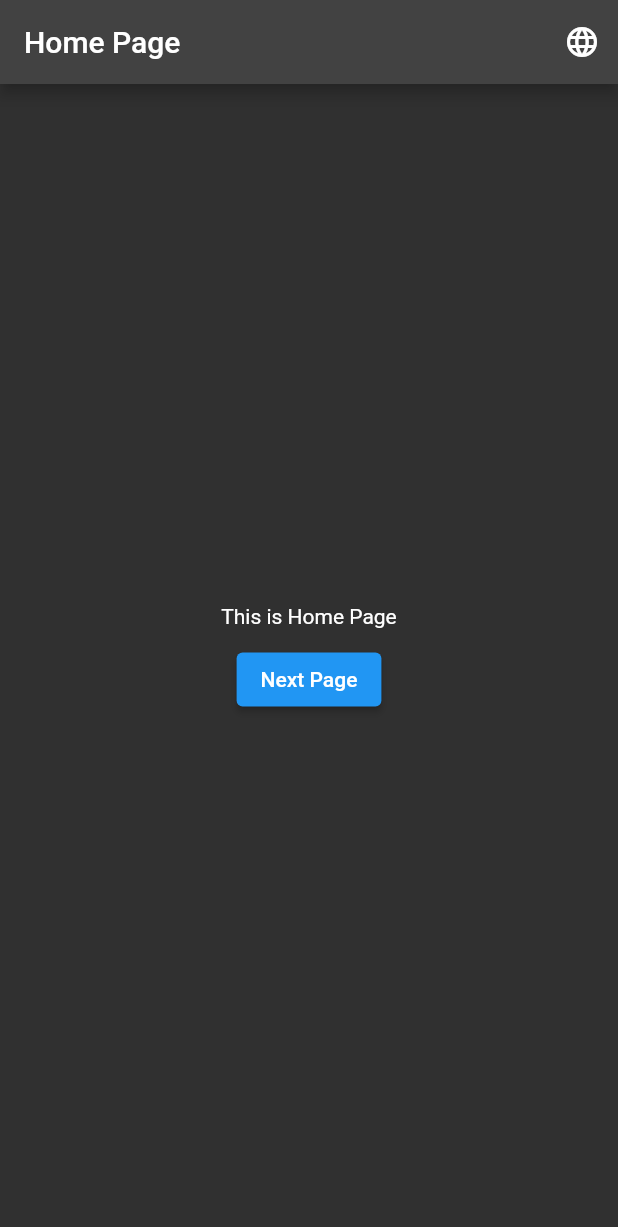
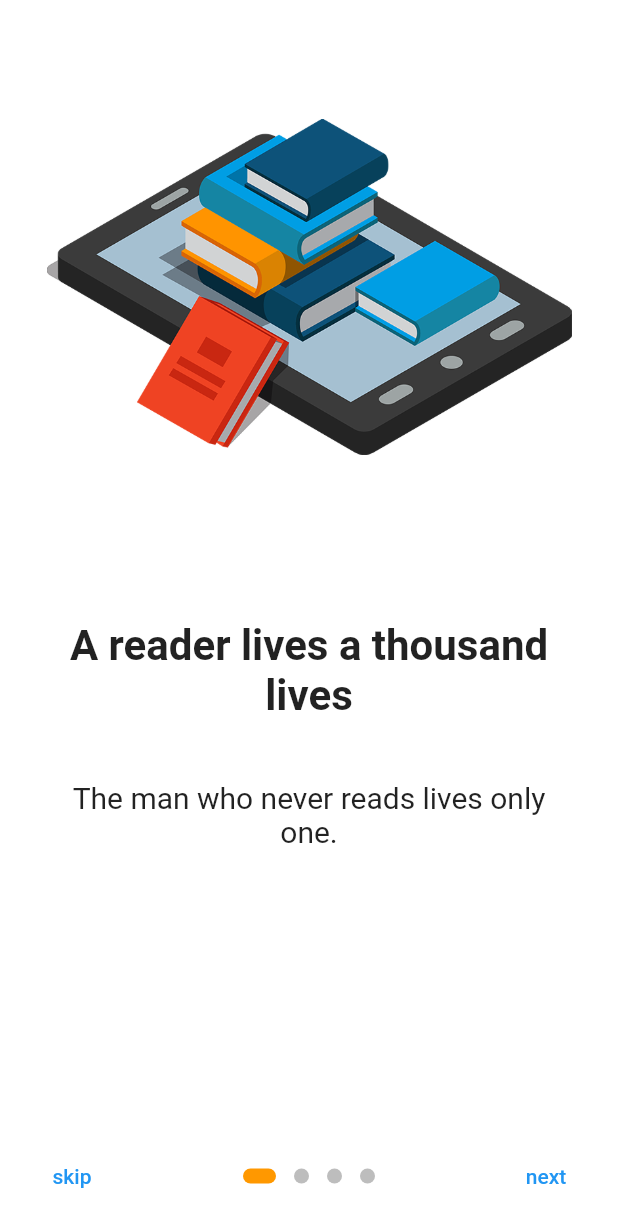
Before and after one commit to farhan1202/belaja_flutter, a Flutter app: the screen it shows after launch, on a phone screen of 412 x 824 dp. Shown: the top 1227 px of the screen. Run offline on Flutter 3.47's test engine with Material 2 defaults, Android fonts, the phone set to English and light mode, and no system bars; drawn by our look-alikes of introduction_screen; our stand-ins replace get, get_storage.

Commit message:
Add OnBoarding Page + Auto Login Page

```diff
--- a/lib/main.dart
+++ b/lib/main.dart
@@ -1,21 +1,34 @@
 import 'package:flutter/material.dart';
+import 'package:flutter_application/controller/loginController.dart';
 import 'package:flutter_application/routes/app_page.dart';
 import 'package:flutter_application/routes/app_route.dart';
 import 'package:flutter_application/translations/translation.dart';
 import 'package:flutter_application/ui/PageSatu.dart';
 import 'package:get/get.dart';
+import 'package:get_storage/get_storage.dart';
 
-void main() {
+bool isViewTutor;
+bool isLogin;
+void main() async {
+  await GetStorage.init();
+  isViewTutor = GetStorage().read('onboarding');
+  isLogin = GetStorage().read('isLogin');
   runApp(MyApp());
 }
 
 class MyApp extends StatelessWidget {
+  final loginC = Get.put(LoginController());
+
   @override
   Widget build(BuildContext context) {
     return GetMaterialApp(
-      theme: ThemeData.dark(),
+      // theme: ThemeData.dark(),
       debugShowCheckedModeBanner: false,
-      initialRoute: Routes.home,
+      initialRoute: (isViewTutor == true)
+          ? (isLogin == true)
+              ? Routes.page2
+              : Routes.home
+          : Routes.onboarding,
       getPages: AppPage.pages,
       translations: AppTranslation(),
       locale: Locale('en'),
--- a/lib/routes/app_page.dart
+++ b/lib/routes/app_page.dart
@@ -3,13 +3,14 @@ import 'package:flutter_application/routes/app_route.dart';
 import 'package:flutter_application/ui/PageDua.dart';
 import 'package:flutter_application/ui/PageSatu.dart';
 import 'package:flutter_application/ui/PageTiga.dart';
+import 'package:flutter_application/ui/onBoardingPage.dart';
 import 'package:get/get.dart';
 
 class AppPage {
   static final pages = [
     GetPage(
       name: Routes.home,
-      page: () => PageSatu(),
+      page: () => LoginPage(),
     ),
     GetPage(
       name: Routes.page2,
@@ -20,5 +21,9 @@ class AppPage {
       name: Routes.page3,
       page: () => PageTiga(),
     ),
+    GetPage(
+      name: Routes.onboarding,
+      page: () => OnBoardingPage(),
+    ),
   ];
 }
--- a/lib/routes/app_route.dart
+++ b/lib/routes/app_route.dart
@@ -2,4 +2,5 @@ abstract class Routes {
   static const home = '/home';
   static const page2 = '/page-2';
   static const page3 = '/page3';
+  static const onboarding = '/onboarding';
 }
--- /dev/null
+++ b/lib/ui/onBoardingPage.dart
@@ -0,0 +1,85 @@
+import 'package:flutter/material.dart';
+import 'package:flutter_application/routes/app_route.dart';
+import 'package:get/get.dart';
+import 'package:get_storage/get_storage.dart';
+import 'package:introduction_screen/introduction_screen.dart';
+
+class OnBoardingPage extends StatelessWidget {
+  @override
+  Widget build(BuildContext context) {
+    return SafeArea(
+      child: IntroductionScreen(
+        pages: [
+          PageViewModel(
+            title: 'A reader lives a thousand lives',
+            body: 'The man who never reads lives only one.',
+            image: buildImage("assets/images/ebook.png"),
+            decoration: getPageDecoration(),
+          ),
+          PageViewModel(
+            title: 'Featured Books',
+            body: 'Available right at your fingerprints',
+            image: buildImage('assets/images/readingbook.png'),
+            decoration: getPageDecoration(),
+          ),
+          PageViewModel(
+            title: 'Simple UI',
+            body: 'For enhanced reading experience',
+            image: buildImage('assets/images/manthumbs.png'),
+            decoration: getPageDecoration(),
+          ),
+          PageViewModel(
+            title: 'Today a reader, tomorrow a leader',
+            body: 'Start your journey',
+            image: buildImage('assets/images/learn.png'),
+            decoration: getPageDecoration(),
+          ),
+        ],
+        done: Text(
+          "Done",
+          style: TextStyle(fontWeight: FontWeight.bold),
+        ),
+        onDone: () {
+          onDone();
+        },
+        showSkipButton: true,
+        skip: Text("skip"),
+        onSkip: () {
+          onDone();
+        },
+        showNextButton: true,
+        next: Text("next"),
+        dotsDecorator: getDotDecoration(),
+        // globalBackgroundColor: Theme.of(context).primaryColor,
+        skipFlex: 0,
+        nextFlex: 0,
+      ),
+    );
+  }
+
+  void onDone() {
+    Get.offAllNamed(Routes.home);
+    GetStorage().write('onboarding', true);
+  }
+
+  Widget buildImage(String path) =>
+      Center(child: Image.asset(path, width: 350));
+
+  PageDecoration getPageDecoration() => PageDecoration(
+        titleTextStyle: TextStyle(fontSize: 28, fontWeight: FontWeight.bold),
+        bodyTextStyle: TextStyle(fontSize: 20),
+        descriptionPadding: EdgeInsets.all(16).copyWith(bottom: 0),
+        imagePadding: EdgeInsets.all(24),
+        pageColor: Colors.white,
+      );
+
+  DotsDecorator getDotDecoration() => DotsDecorator(
+        color: Color(0xFFBDBDBD),
+        activeColor: Colors.orange,
+        size: Size(10, 10),
+        activeSize: Size(22, 10),
+        activeShape: RoundedRectangleBorder(
+          borderRadius: BorderRadius.circular(24),
+        ),
+      );
+}
```
Also changed, not shown: lib/controller/loginController.dart (added, +57 -0 lines), lib/ui/PageDua.dart (+9 -20 lines), lib/ui/PageSatu.dart (+33 -18 lines), pubspec.yaml (+3 -9 lines), assets/images/ebook.png (added), assets/images/learn.png (added), assets/images/manthumbs.png (added), assets/images/readingbook.png (added), pubspec.lock.
